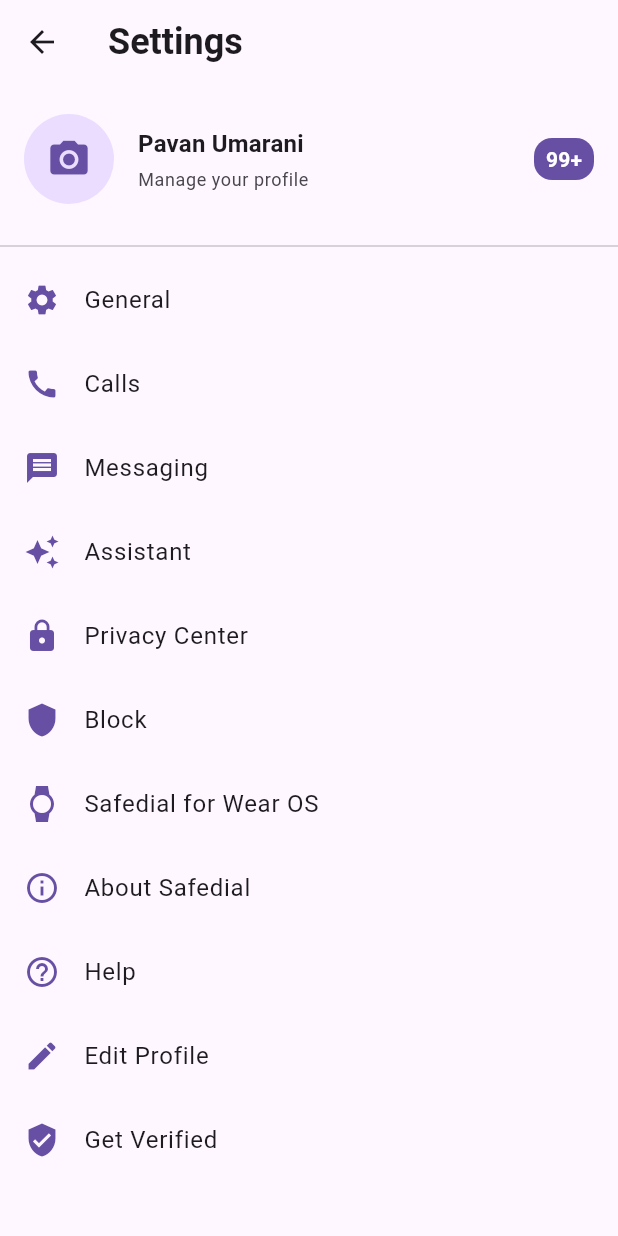
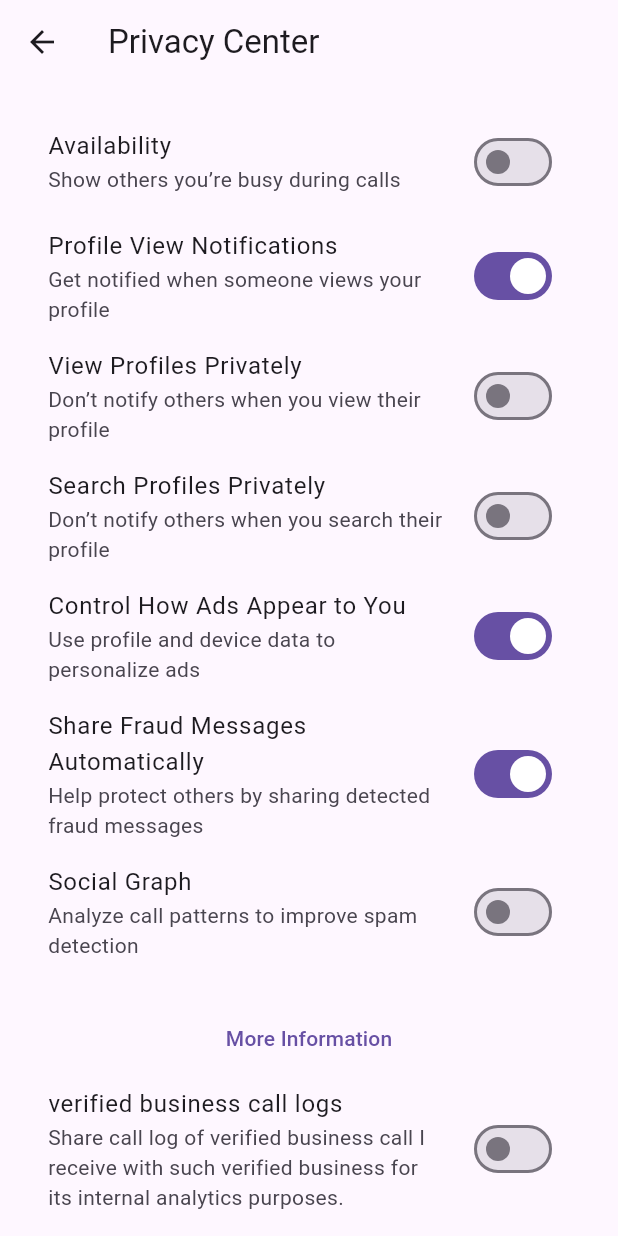
Before and after one commit to Pavan-learnixit/safedail_frountend, a Flutter app: the SettingsScreen screen opened directly, after a tap on "Privacy Center", on a phone screen of 412 x 824 dp. Run offline on Flutter 3.47's test engine with Material 3 defaults, Android fonts, the light colour scheme and no system bars; our stand-ins replace dartz, dio, flutter_animate, flutter_bloc, flutter_secure_storage, get_it and 5 more; accounts and stored records are empty.

Commit message:
privacy center and about safedial screen is done

```diff
--- /dev/null
+++ b/lib/features/presentation/bloc/privacy_bloc.dart
@@ -0,0 +1,45 @@
+import 'package:flutter_bloc/flutter_bloc.dart';
+
+/// Events
+abstract class PrivacyEvent {}
+
+class LoadPrivacySettings extends PrivacyEvent {}
+
+class TogglePrivacySetting extends PrivacyEvent {
+  final String key;
+  final bool value;
+  TogglePrivacySetting(this.key, this.value);
+}
+
+/// State
+class PrivacyState {
+  final Map<String, bool> settings;
+  const PrivacyState(this.settings);
+}
+
+/// Bloc
+class PrivacyBloc extends Bloc<PrivacyEvent, PrivacyState> {
+  PrivacyBloc() : super(const PrivacyState(_initialSettings)) {
+    on<LoadPrivacySettings>((event, emit) {
+      // In real app, load from local storage
+      emit(PrivacyState(state.settings));
+    });
+
+    on<TogglePrivacySetting>((event, emit) {
+      final updated = Map<String, bool>.from(state.settings);
+      updated[event.key] = event.value;
+      emit(PrivacyState(updated));
+      // In real app, persist to local storage
+    });
+  }
+
+  static const Map<String, bool> _initialSettings = {
+    'availability': false,
+    'profile_notifications': true,
+    'view_privately': false,
+    'search_privately': false,
+    'ad_personalization': true,
+    'share_fraud': true,
+    'social_graph': false,
+  };
+}
--- /dev/null
+++ b/lib/features/presentation/pages/about_safedial_screen.dart
@@ -0,0 +1,67 @@
+import 'package:flutter/material.dart';
+
+class AboutSafedialScreen extends StatelessWidget {
+  const AboutSafedialScreen({super.key});
+
+  @override
+  Widget build(BuildContext context) {
+    final List<_SettingsItem> items = [
+      _SettingsItem(
+        title: 'About Safedial',
+        description: 'Safedial is a privacy-first communication app built to protect your identity and data.',
+        icon: Icons.lock_outline,
+      ),
+      _SettingsItem(
+        title: 'Version',
+        description: '1.0.0 (Build 42)',
+        icon: Icons.info_outline,
+      ),
+      _SettingsItem(
+        title: 'Contact Us',
+        description: 'support@safedial.app',
+        icon: Icons.email_outlined,
+      ),
+      _SettingsItem(
+        title: 'Privacy Policy',
+        description: 'Read how we handle your data and protect your privacy.',
+        icon: Icons.shield_outlined,
+      ),
+    ];
+
+    return Scaffold(
+      appBar: AppBar(title: const Text('About Safedial')),
+      body: ListView.separated(
+        itemCount: items.length,
+        separatorBuilder: (_, __) => const Divider(height: 1),
+        itemBuilder: (context, index) => _SettingsTile(item: items[index]),
+      ),
+    );
+  }
+}
+
+class _SettingsItem {
+  final String title;
+  final String description;
+  final IconData icon;
+
+  const _SettingsItem({
+    required this.title,
+    required this.description,
+    required this.icon,
+  });
+}
+
+class _SettingsTile extends StatelessWidget {
+  final _SettingsItem item;
+
+  const _SettingsTile({super.key, required this.item});
+
+  @override
+  Widget build(BuildContext context) {
+    return ListTile(
+      leading: Icon(item.icon, color: Theme.of(context).colorScheme.primary),
+      title: Text(item.title, style: Theme.of(context).textTheme.titleMedium),
+      subtitle: Text(item.description),
+    );
+  }
+}
--- /dev/null
+++ b/lib/features/presentation/pages/privacy_center_page.dart
@@ -0,0 +1,161 @@
+import 'package:flutter/material.dart';
+import 'package:flutter_bloc/flutter_bloc.dart';
+
+import '../bloc/privacy_bloc.dart';
+
+class PrivacyCenterPage extends StatelessWidget {
+  @override
+  Widget build(BuildContext context) {
+    return BlocProvider(
+      create: (_) => PrivacyBloc()..add(LoadPrivacySettings()),
+      child: Scaffold(
+        appBar: AppBar(title: Text('Privacy Center')),
+        body: BlocBuilder<PrivacyBloc, PrivacyState>(
+          builder: (context, state) {
+            if (state.settings.isNotEmpty) {
+              return ListView(
+                padding: EdgeInsets.all(16),
+                children: [
+                  _buildSwitchTile(
+                    context,
+                    key: 'availability',
+                    title: 'Availability',
+                    subtitle: 'Show others you’re busy during calls',
+                    value: state.settings['availability'] ?? false,
+                  ),
+                  _buildSwitchTile(
+                    context,
+                    key: 'profile_notifications',
+                    title: 'Profile View Notifications',
+                    subtitle: 'Get notified when someone views your profile',
+                    value: state.settings['profile_notifications'] ?? false,
+                  ),
+                  _buildSwitchTile(
+                    context,
+                    key: 'view_privately',
+                    title: 'View Profiles Privately',
+                    subtitle: 'Don’t notify others when you view their profile',
+                    value: state.settings['view_privately'] ?? false,
+                  ),
+                  _buildSwitchTile(
+                    context,
+                    key: 'search_privately',
+                    title: 'Search Profiles Privately',
+                    subtitle: 'Don’t notify others when you search their profile',
+                    value: state.settings['search_privately'] ?? false,
+                  ),
+                  _buildSwitchTile(
+                    context,
+                    key: 'ad_personalization',
+                    title: 'Control How Ads Appear to You',
+                    subtitle: 'Use profile and device data to personalize ads',
+                    value: state.settings['ad_personalization'] ?? false,
+                  ),
+                  _buildSwitchTile(
+                    context,
+                    key: 'share_fraud',
+                    title: 'Share Fraud Messages Automatically',
+                    subtitle: 'Help protect others by sharing detected fraud messages',
+                    value: state.settings['share_fraud'] ?? false,
+                  ),
+                  _buildSwitchTile(
+                    context,
+                    key: 'social_graph',
+                    title: 'Social Graph',
+                    subtitle: 'Analyze call patterns to improve spam detection',
+                    value: state.settings['social_graph'] ?? false,
+                  ),
+                  SizedBox(height: 20),
+                  TextButton(
+                    onPressed: () {
+                      Navigator.pushNamed(context, '/privacyInfo');
+                    },
+                    child: Text('More Information'),
+                  ),
+                  _buildSwitchTile(
+                    context,
+                    key: 'verified business call logs',
+                    title: 'verified business call logs',
+                    subtitle: 'Share call log of verified business call I receive with such verified business for its internal analytics purposes. ',
+                    value: state.settings['verified business call logs'] ?? false,
+                  ),
+                  ListTile(
+                    leading: Icon(Icons.manage_accounts),
+                    title: Text('Manage My Data'),
+                    onTap: () => Navigator.pushNamed(context, '/manageData'),
+                  ),
+                  ListTile(
+                    leading: Icon(Icons.download),
+                    title: Text('Download My Profile Data'),
+                    onTap: () => Navigator.pushNamed(context, '/downloadData'),
+                  ),
+                  ListTile(
+                    leading: Icon(Icons.comment),
+                    title: Text('Manage Comments'),
+                    onTap: () => Navigator.pushNamed(context, '/manageComments'),
+                  ),
+                  ListTile(
+                    leading: Icon(Icons.edit),
+                    title: Text('Rectify My Data'),
+                    onTap: () => Navigator.pushNamed(context, '/rectifyData'),
+                  ),
+                  ListTile(
+                    leading: Icon(Icons.verified_user),
+                    title: Text('Authorised Apps'),
+                    onTap: () => Navigator.pushNamed(context, '/authorizedApps'),
+                  ),
+                  ListTile(
+                    leading: Icon(Icons.phone),
+                    title: Text('Change My Phone Number'),
+                    onTap: () => Navigator.pushNamed(context, '/changePhone'),
+                  ),
+                  ListTile(
+                    leading: Icon(Icons.delete_forever),
+                    title: Text('Deactivate My Account'),
+                    onTap: () => Navigator.pushNamed(context, '/deactivateAccount'),
+                  ),
+                  ListTile(
+                    leading: Icon(Icons.privacy_tip),
+                    title: Text('Privacy Policy'),
+                    onTap: () => Navigator.pushNamed(context, '/privacyPolicy'),
+                  ),
+                  ListTile(
+                    leading: Icon(Icons.description),
+                    title: Text('Publication Certificate'),
+                    onTap: () => Navigator.pushNamed(context, '/publicationCertificate'),
+                  ),
+                  Padding(
+                    padding: const EdgeInsets.symmetric(vertical: 12),
+                    child: Text(
+                      'Changes may take some time to be applied.',
+                      style: TextStyle(fontSize: 12, color: Colors.grey),
+                      textAlign: TextAlign.center,
+                    ),
+                  ),
+                ],
+              );
+            }
+            return Center(child: CircularProgressIndicator());
+          },
+        ),
+      ),
+    );
+  }
+
+  Widget _buildSwitchTile(
+      BuildContext context, {
+        required String key,
+        required String title,
+        required String subtitle,
+        required bool value,
+      }) {
+    return SwitchListTile(
+      title: Text(title),
+      subtitle: Text(subtitle),
+      value: value,
+      onChanged: (newValue) {
+        context.read<PrivacyBloc>().add(TogglePrivacySetting(key, newValue));
+      },
+    );
+  }
+}
--- a/lib/features/presentation/pages/settings_screen.dart
+++ b/lib/features/presentation/pages/settings_screen.dart
@@ -1,6 +1,9 @@
 import 'package:flutter/material.dart';
+import 'package:truecaller_clone/features/presentation/pages/privacy_center_page.dart';
 import 'package:truecaller_clone/features/presentation/pages/update_profile_page.dart';
 import 'GetVerificationScreen.dart';
+import 'about_safedial_screen.dart';
+import 'block_screen.dart';
 import 'help_screen.dart';
 class SettingsScreen extends StatelessWidget {
   final List<SettingItem> settings = [
@@ -61,6 +64,30 @@
                   Navigator.push(
                     context,
                     MaterialPageRoute(builder: (_) => const HelpScreen()),
+                  );
+                  break;
+                case 'Privacy Center':
+                  Navigator.push(
+                    context,
+                    MaterialPageRoute(builder: (_) => PrivacyCenterPage()),
+                  );
+                  break;
+                case 'About Safedial':
+                  Navigator.push(
+                    context,
+                    MaterialPageRoute(builder: (_) => AboutSafedialScreen()),
+                  );
+                  break;
+                case 'Help':
+                  Navigator.push(
+                    context,
+                    MaterialPageRoute(builder: (_) => HelpScreen()),
+                  );
+                  break;
+                case 'Block':
+                  Navigator.push(
+                    context,
+                    MaterialPageRoute(builder: (_) => BlockingScreen()),
                   );
                   break;
                 default:
```
Also changed, not shown: 4 other files.
